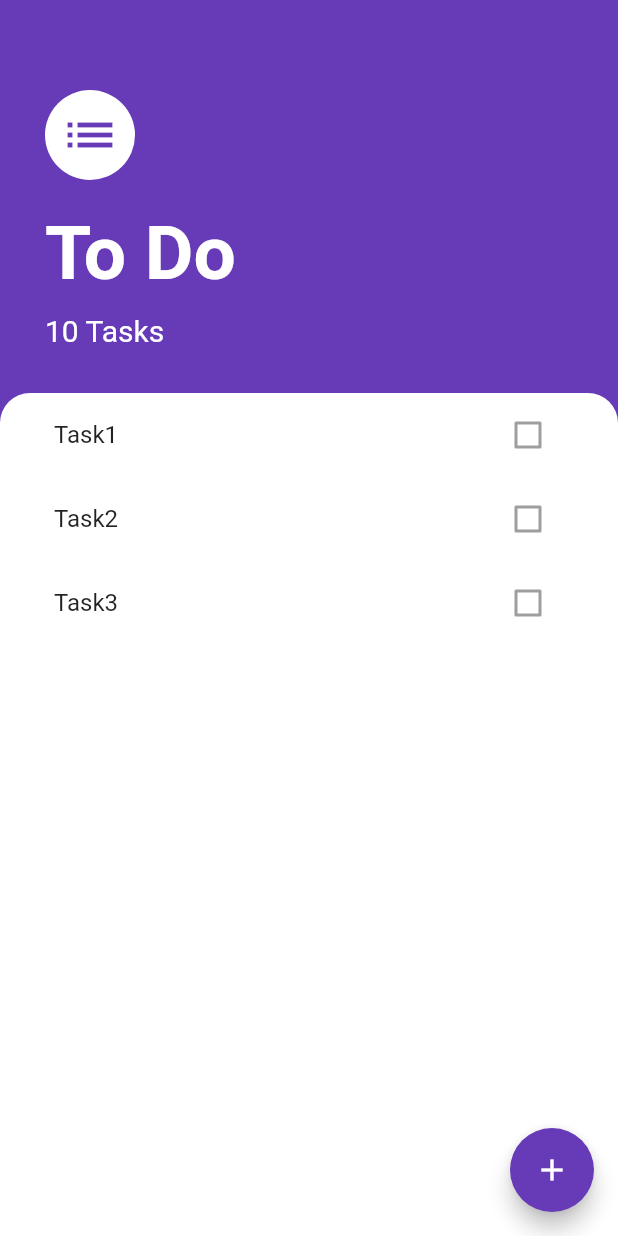
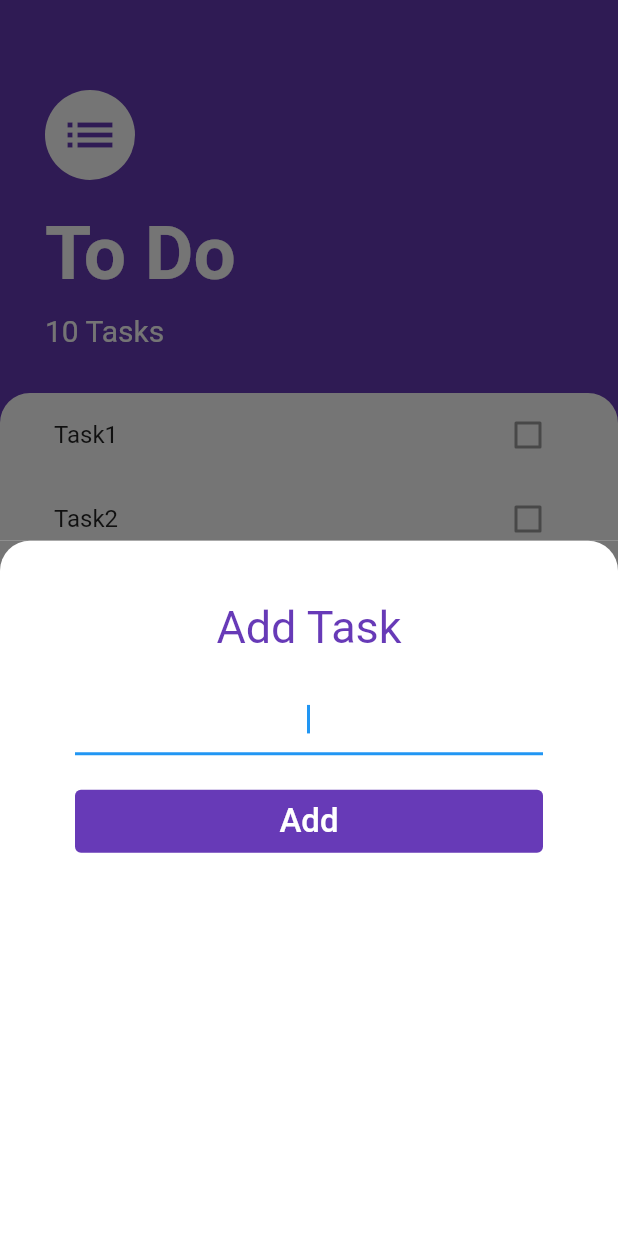
Before and after one commit to selimsshady/to_do_app, a Flutter app: the screen it shows after launch, after a tap on the "add" icon, on a phone screen of 412 x 824 dp. Run offline on Flutter 3.47's test engine with Material 2 defaults, Android fonts, the phone set to English and light mode, and no system bars.

Commit message:
Files Upload

```diff
--- /dev/null
+++ b/lib/screens/add_task_screen.dart
@@ -0,0 +1,64 @@
+import 'package:flutter/material.dart';
+import 'package:to_do_app/constants.dart';
+
+class AddTaskScreen extends StatelessWidget {
+  const AddTaskScreen({super.key});
+
+  @override
+  Widget build(BuildContext context) {
+    return Container(
+      color: const Color(0xFF757575),
+      child: Container(
+        decoration: const BoxDecoration(
+          color: Colors.white,
+          borderRadius: BorderRadius.only(
+            topLeft: Radius.circular(20.0),
+            topRight: Radius.circular(20.0),
+          ),
+        ),
+        child: const Column(
+          crossAxisAlignment: CrossAxisAlignment.stretch,
+          children: [
+            SizedBox(
+              height: 40.0,
+            ),
+            Text(
+              'Add Task',
+              textAlign: TextAlign.center,
+              style: TextStyle(
+                color: kAppColor,
+                fontSize: 30.0,
+              ),
+            ),
+            SizedBox(
+              height: 20.0,
+            ),
+            Padding(
+              padding: EdgeInsets.symmetric(horizontal: 50.0),
+              child: TextField(
+                autofocus: true,
+                textAlign: TextAlign.center,
+              ),
+            ),
+            SizedBox(
+              height: 20.0,
+            ),
+            Padding(
+              padding: EdgeInsets.symmetric(horizontal: 50.0),
+              child: TextButton(
+                onPressed: null,
+                style: ButtonStyle(
+                  backgroundColor: MaterialStatePropertyAll(kAppColor),
+                ),
+                child: Text(
+                  'Add',
+                  style: TextStyle(color: Colors.white, fontSize: 22.0),
+                ),
+              ),
+            )
+          ],
+        ),
+      ),
+    );
+  }
+}
--- a/lib/screens/tasks_screen.dart
+++ b/lib/screens/tasks_screen.dart
@@ -1,5 +1,6 @@
 import 'package:flutter/material.dart';
 import 'package:to_do_app/constants.dart';
+import 'package:to_do_app/screens/add_task_screen.dart';
 import 'package:to_do_app/widgets/tasks_list.dart';
 
 class TasksScreen extends StatelessWidget {
@@ -14,7 +15,9 @@ class TasksScreen extends StatelessWidget {
           Icons.add,
           color: Colors.white,
         ),
-        onPressed: () {},
+        onPressed: () {
+          showModalBottomSheet(context: context, builder: (context) => const AddTaskScreen(),);
+        },
       ),
       backgroundColor: kAppColor,
       body: Column(
```
